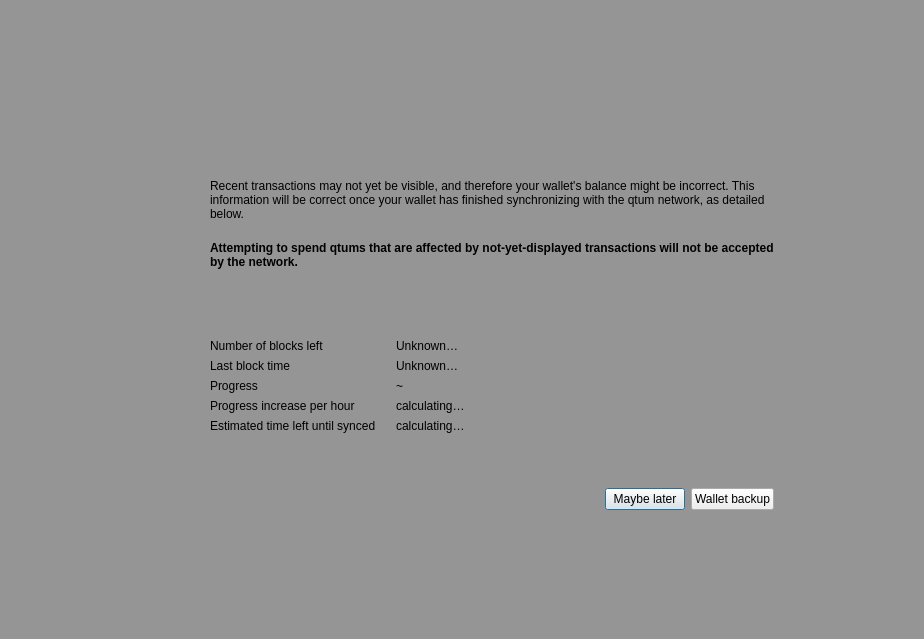
nezirin777/VIPSTARCOIN_dev, file src/qt/forms/modaloverlay.ui: the form before one commit.
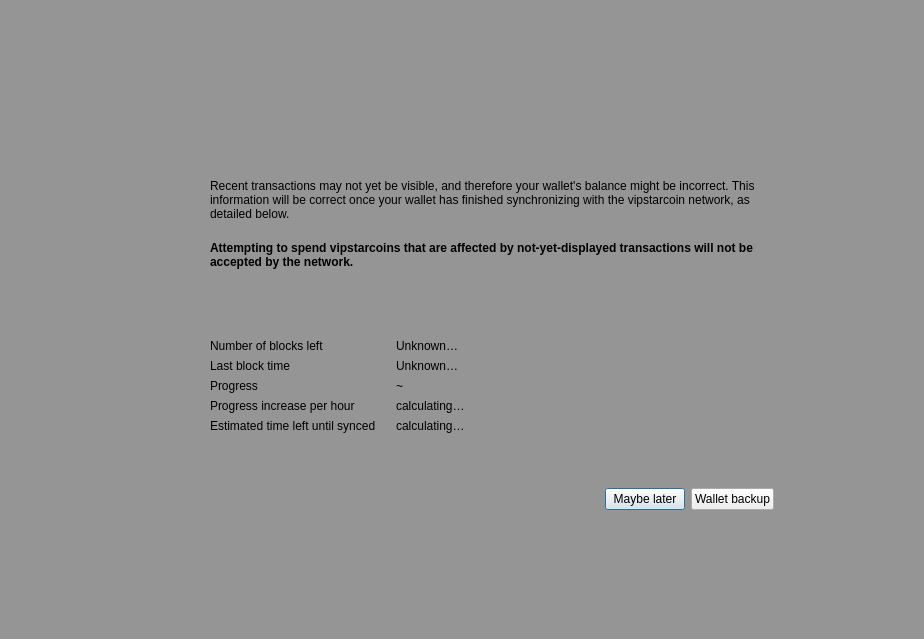
The form after the commit.

Commit message:
feat(branding): VIPSTARCOINブランディング
qtum/QtumからVIPSTARCOIN/vipstarcoinへの表記統一、バージョンバンプ
(v1.3.0〜v1.3.3)、アイコン・リソース類の差し替え。

含まれる元コミット(trial-cherrypick分割前):
92f23213c9, 0c19fbb534, b368dc4901, 3d451d840b, 6214b3a8f2(安全な文字列置換部分),
c7cfbcf126, bcffd87f4f, cf31c0a473, 34d3f0cd24, 661a38a96a, 8fb6434cf7,
7601b2e6f4, cf699f833c, 4c92c874eb(安全な文字列置換部分), 892f8027c1,
fe47488a3f(実体7ab127836c)

```diff
--- a/src/qt/forms/modaloverlay.ui
+++ b/src/qt/forms/modaloverlay.ui
@@ -158,7 +158,7 @@
                  <item>
                   <widget class="QLabel" name="infoText">
                    <property name="text">
-                    <string>Recent transactions may not yet be visible, and therefore your wallet's balance might be incorrect. This information will be correct once your wallet has finished synchronizing with the qtum network, as detailed below.</string>
+                    <string>Recent transactions may not yet be visible, and therefore your wallet's balance might be incorrect. This information will be correct once your wallet has finished synchronizing with the vipstarcoin network, as detailed below.</string>
                    </property>
                    <property name="textFormat">
                     <enum>Qt::RichText</enum>
@@ -177,7 +177,7 @@
                     </font>
                    </property>
                    <property name="text">
-                    <string>Attempting to spend qtums that are affected by not-yet-displayed transactions will not be accepted by the network.</string>
+                    <string>Attempting to spend vipstarcoins that are affected by not-yet-displayed transactions will not be accepted by the network.</string>
                    </property>
                    <property name="textFormat">
                     <enum>Qt::RichText</enum>
```
The commit also changes 130 other files.
